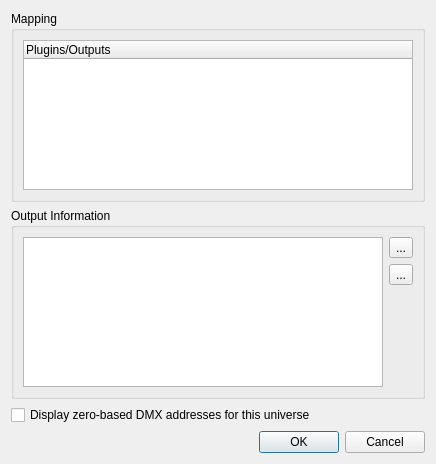
Qt form trunk/ui/src/outputpatcheditor.ui (Bondzio/qlc) before a commit.
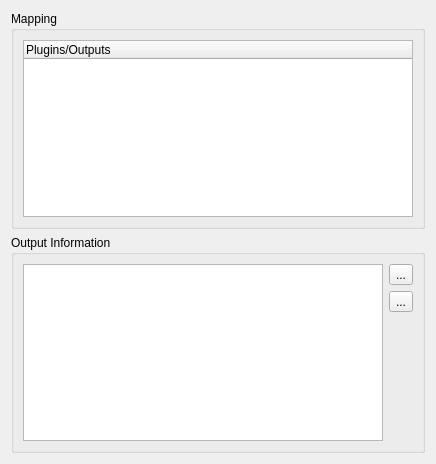
The same form after that commit. Icons and pictures are not drawn.

Commit message: Moved OutputPatchEditor into a splitter view

```diff
--- a/trunk/ui/src/outputpatcheditor.ui
+++ b/trunk/ui/src/outputpatcheditor.ui
@@ -1,7 +1,7 @@
 <?xml version="1.0" encoding="UTF-8"?>
 <ui version="4.0">
  <class>OutputPatchEditor</class>
- <widget class="QDialog" name="OutputPatchEditor">
+ <widget class="QWidget" name="OutputPatchEditor">
   <property name="geometry">
    <rect>
     <x>0</x>
@@ -128,26 +128,6 @@
      </layout>
     </widget>
    </item>
-   <item>
-    <widget class="QCheckBox" name="m_zeroBasedDMXCheckBox">
-     <property name="toolTip">
-      <string>Display 0-511 (instead of 1-512) as the DMX address space for this universe</string>
-     </property>
-     <property name="text">
-      <string>Display zero-based DMX addresses for this universe</string>
-     </property>
-    </widget>
-   </item>
-   <item>
-    <widget class="QDialogButtonBox" name="m_buttonBox">
-     <property name="orientation">
-      <enum>Qt::Horizontal</enum>
-     </property>
-     <property name="standardButtons">
-      <set>QDialogButtonBox::Cancel|QDialogButtonBox::Ok</set>
-     </property>
-    </widget>
-   </item>
   </layout>
  </widget>
  <resources>
```
Left out of the diff: 35 changed lines with no effect on the pictures. The commit also changes 4 other files.
